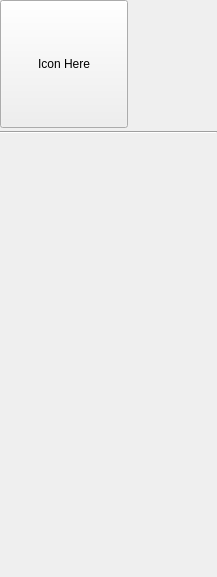
The window that ui/windows/fileBrowser/forms/previewInfo.ui (david-cattermole/qt-learning) describes before a commit, drawn with Qt 5.
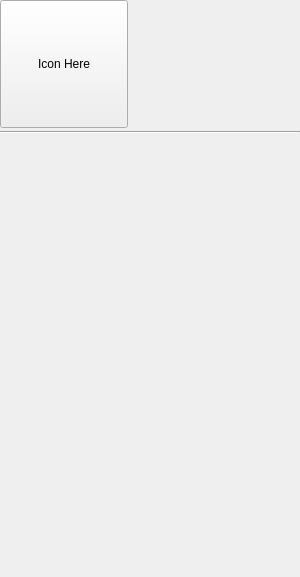
The same window after the commit.

Patch:
```diff
--- a/ui/windows/fileBrowser/forms/previewInfo.ui
+++ b/ui/windows/fileBrowser/forms/previewInfo.ui
@@ -6,7 +6,7 @@
    <rect>
     <x>0</x>
     <y>0</y>
-    <width>217</width>
+    <width>300</width>
     <height>577</height>
    </rect>
   </property>
@@ -16,6 +16,12 @@
     <verstretch>0</verstretch>
    </sizepolicy>
   </property>
+  <property name="maximumSize">
+   <size>
+    <width>300</width>
+    <height>16777215</height>
+   </size>
+  </property>
   <property name="windowTitle">
    <string>Form</string>
   </property>
```
